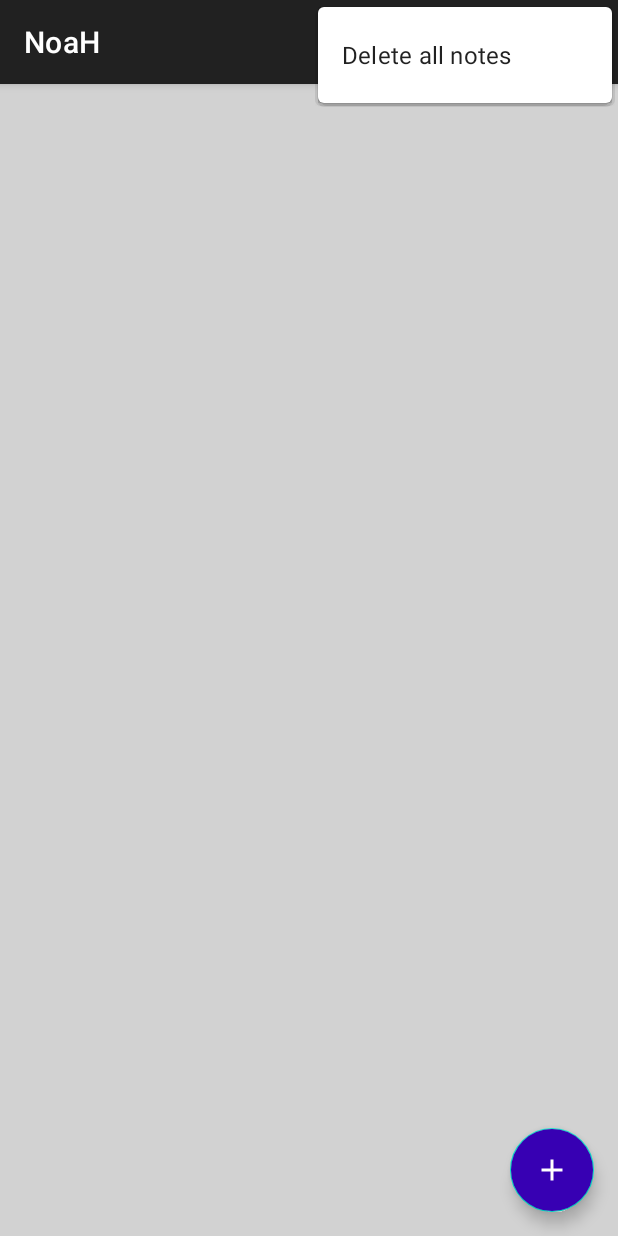
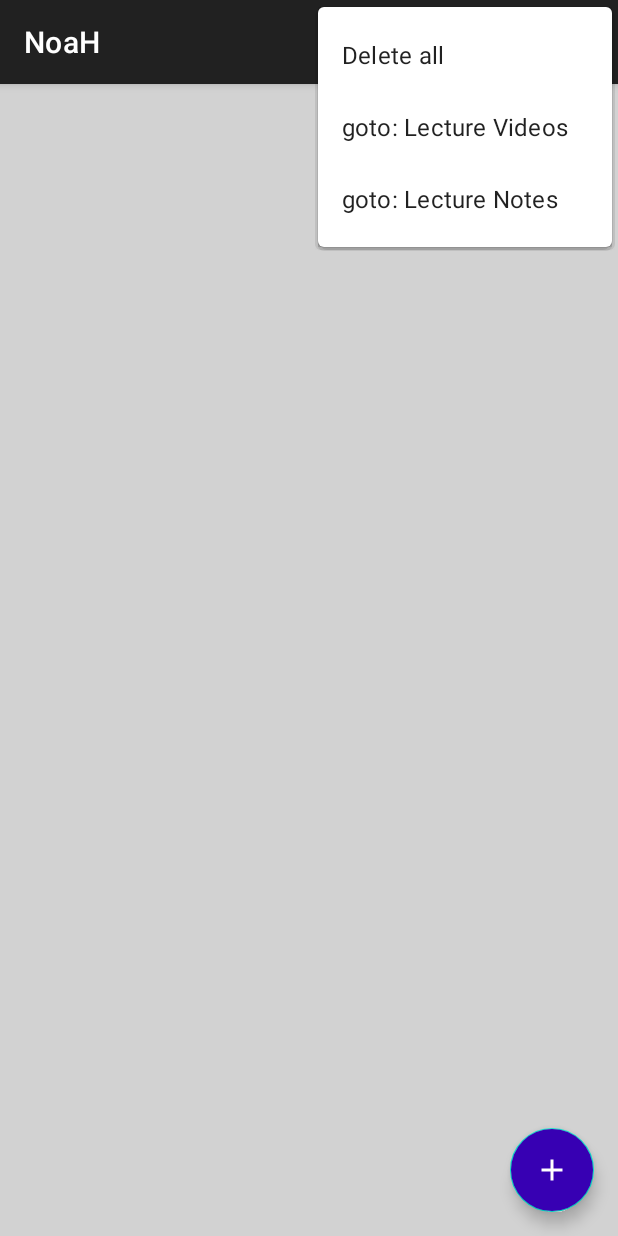
Before and after one commit to outOfjava/Noahproject, an Android app: the MainActivityNote screen opened directly, with no data from a screen before it, with the options menu open, on a phone screen of 412 x 824 dp. Run offline under Robolectric (Android 15) with nearby library versions, the phone set to English and light mode, and no system bars; Roboto replaces fonts that are not available here.

Commit message:
Version 5.0(added menu items on notepad)

```diff
--- a/app/src/main/res/menu/options_menu.xml
+++ b/app/src/main/res/menu/options_menu.xml
@@ -4,12 +4,18 @@
 
     <item
         android:id="@+id/delete_all_notes"
-        android:title="Delete all notes" />
+        android:title="Delete all" />
     <item
         android:id="@+id/searchbar"
         android:icon="@drawable/ic_baseline_search_24"
         android:title="Searchbar"
         app:actionViewClass="androidx.appcompat.widget.SearchView"
         app:showAsAction="always|collapseActionView" />
+    <item
+        android:id="@+id/Lecture_vid"
+        android:title="goto: Lecture Videos" />
+    <item
+        android:id="@+id/Lecture_Note"
+        android:title="goto: Lecture Notes" />
 
 </menu>
```
Also changed, not shown: app/src/main/java/com/example1/noah/MainActivityNote.java (+14 -0 lines), app/src/main/res/layout/activity_add_notes.xml (+8 -2 lines).
